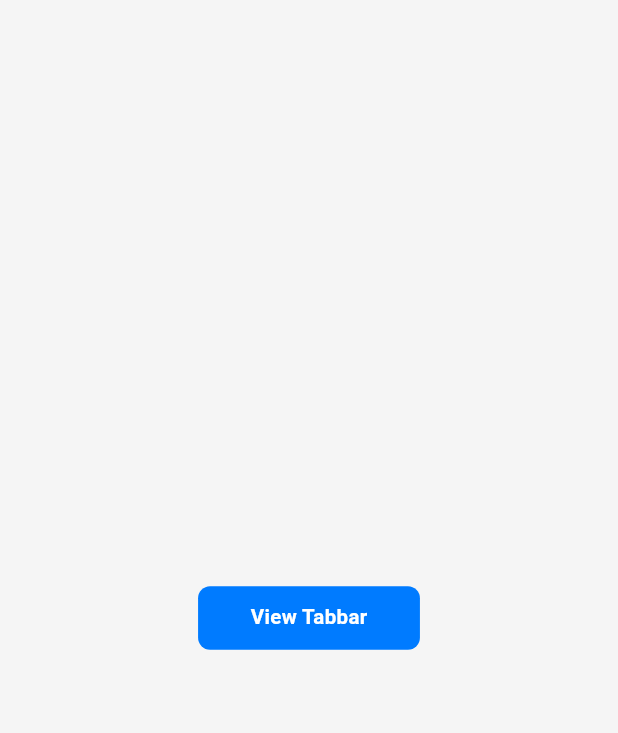
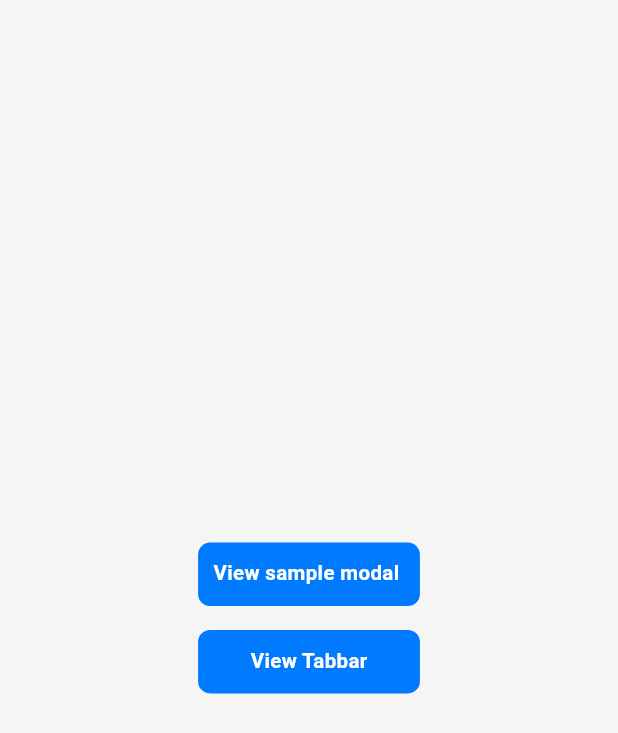
Before and after one commit to AswinAzikar/FeatureRichArchFlutter, a Flutter app: the AddScreen screen opened directly, on a phone screen of 412 x 824 dp. Shown: the top 733 px of the screen. Run offline on Flutter 3.47's test engine with Material 3 defaults, Android fonts, the phone set to English and light mode, and no system bars; our stand-ins replace auto_size_text, cached_network_image, dio, dotted_border, flutter_animate, flutter_spinkit and 10 more; accounts and stored records are empty.

Commit message:
feat: implement SampleModalExample and update AddScreen layout with navigation buttons

```diff
--- a/lib/features/add_screen/view/add_screen.dart
+++ b/lib/features/add_screen/view/add_screen.dart
@@ -1,4 +1,8 @@
-import '/features/tabbar_example/tabbar_example.dart';
+import 'package:FeatureRichArchFlutter/features/example_pages/sample_modal_example.dart';
+
+import '/constants/constants.dart';
+
+import '../../example_pages/tabbar_example.dart';
 import '/widgets/mini_loading_button.dart';
 import 'package:flutter/material.dart';
 
@@ -8,8 +12,26 @@ class AddScreen extends StatelessWidget {
   @override
   Widget build(BuildContext context) {
     return Scaffold(
-      body: Center(
-        child: MiniLoadingButton(
+      body: Column(
+        mainAxisAlignment: MainAxisAlignment.center,
+        children: [
+          Row(
+            mainAxisAlignment: MainAxisAlignment.center,
+            children: [
+              Column(
+                // mainAxisAlignment: MainAxisAlignment.center,
+                crossAxisAlignment: CrossAxisAlignment.center,
+                children: [
+                  MiniLoadingButton(
+                    text: 'View sample modal ',
+                    onPressed: () {
+                      Navigator.of(context).push(MaterialPageRoute(
+                        builder: (context) => SampleModalExample(),
+                      ));
+                    },
+                  ),
+                  CustomGap.gapLarge,
+                  MiniLoadingButton(
                     text: 'View Tabbar',
                     onPressed: () {
                       Navigator.of(context).push(MaterialPageRoute(
@@ -17,6 +39,11 @@ class AddScreen extends StatelessWidget {
                       ));
                     },
                   ),
+                ],
+              ),
+            ],
+          ),
+        ],
       ),
     );
   }
```
Also changed, not shown: lib/features/example_pages/sample_modal_example.dart (added, +50 -0 lines), lib/features/example_pages/tabbar_example.dart (renamed from lib/features/tabbar_example/tabbar_example.dart). Lines whose indentation alone changed are shown as unchanged.
